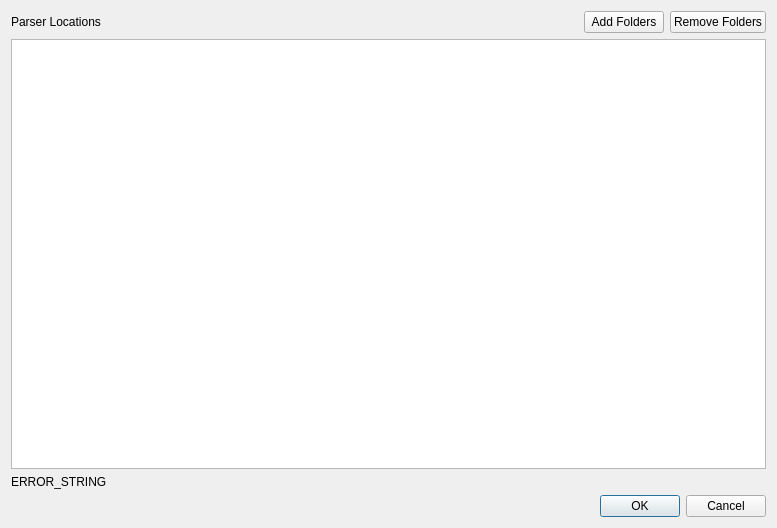
Qt form UI_Files/metaforge_preferences.ui (BlueQuartzSoftware/MetaForge) before a commit.
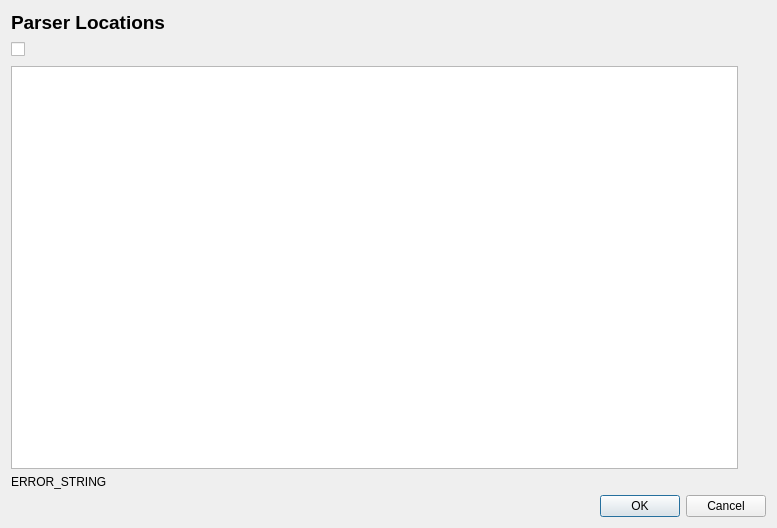
The same form after that commit. Icons and pictures are not drawn.

Commit message:
Default parser location is now unremovable and can be turned on/off.
The default parser location path is built up on app launch.

Added defensive code and better error messaging to parser model to handle the "no parsers loaded" edge-case.

updates #52. closes #52.

```diff
--- a/UI_Files/metaforge_preferences.ui
+++ b/UI_Files/metaforge_preferences.ui
@@ -29,13 +29,51 @@
      <property name="topMargin">
       <number>0</number>
      </property>
-     <item row="0" column="3">
+     <property name="rightMargin">
+      <number>0</number>
+     </property>
+     <property name="horizontalSpacing">
+      <number>4</number>
+     </property>
+     <property name="verticalSpacing">
+      <number>-1</number>
+     </property>
+     <item row="6" column="2">
+      <spacer name="verticalSpacer">
+       <property name="orientation">
+        <enum>Qt::Vertical</enum>
+       </property>
+       <property name="sizeHint" stdset="0">
+        <size>
+         <width>20</width>
+         <height>40</height>
+        </size>
+       </property>
+      </spacer>
+     </item>
+     <item row="5" column="2">
       <widget class="QPushButton" name="removeBtn">
+       <property name="minimumSize">
+        <size>
+         <width>24</width>
+         <height>24</height>
+        </size>
+       </property>
+       <property name="maximumSize">
+        <size>
+         <width>24</width>
+         <height>24</height>
+        </size>
+       </property>
        <property name="toolTip">
         <string>Use this button to remove non-existant arrays out of the &quot;Selected Data Arrays&quot; column</string>
        </property>
        <property name="text">
-        <string>Remove Folders</string>
+        <string/>
+       </property>
+       <property name="icon">
+        <iconset resource="../resources.qrc">
+         <normaloff>:/resources/Images/close-pushed@2x.png</normaloff>:/resources/Images/close-pushed@2x.png</iconset>
        </property>
        <property name="iconSize">
         <size>
@@ -44,24 +82,33 @@
         </size>
        </property>
        <property name="flat">
-        <bool>false</bool>
+        <bool>true</bool>
        </property>
       </widget>
      </item>
-     <item row="0" column="0">
-      <widget class="QLabel" name="parser_locations_label">
-       <property name="text">
-        <string>Parser Locations</string>
-       </property>
-      </widget>
-     </item>
-     <item row="0" column="2">
+     <item row="3" column="2" rowspan="2">
       <widget class="QPushButton" name="addBtn">
+       <property name="minimumSize">
+        <size>
+         <width>24</width>
+         <height>24</height>
+        </size>
+       </property>
+       <property name="maximumSize">
+        <size>
+         <width>24</width>
+         <height>24</height>
+        </size>
+       </property>
        <property name="toolTip">
         <string>Use this button to move an array up in the &quot;Selected Data Arrays&quot; column</string>
        </property>
        <property name="text">
-        <string>Add Folders</string>
+        <string/>
+       </property>
+       <property name="icon">
+        <iconset resource="../resources.qrc">
+         <normaloff>:/resources/Images/plus.png</normaloff>:/resources/Images/plus.png</iconset>
        </property>
        <property name="iconSize">
         <size>
@@ -70,25 +117,56 @@
         </size>
        </property>
        <property name="flat">
-        <bool>false</bool>
+        <bool>true</bool>
        </property>
       </widget>
      </item>
-     <item row="1" column="0" colspan="4">
+     <item row="0" column="0" colspan="3">
+      <widget class="QLabel" name="parser_locations_label">
+       <property name="font">
+        <font>
+         <pointsize>14</pointsize>
+         <weight>75</weight>
+         <bold>true</bold>
+        </font>
+       </property>
+       <property name="text">
+        <string>Parser Locations</string>
+       </property>
+      </widget>
+     </item>
+     <item row="3" column="0" rowspan="4" colspan="2">
       <widget class="QListWidget" name="parser_locations_list"/>
      </item>
-     <item row="0" column="1">
-      <spacer name="horizontalSpacer">
-       <property name="orientation">
-        <enum>Qt::Horizontal</enum>
+     <item row="2" column="0" colspan="2">
+      <layout class="QHBoxLayout" name="horizontalLayout">
+       <property name="topMargin">
+        <number>0</number>
        </property>
-       <property name="sizeHint" stdset="0">
-        <size>
-         <width>40</width>
-         <height>20</height>
-        </size>
+       <property name="rightMargin">
+        <number>0</number>
        </property>
-      </spacer>
+       <item>
+        <widget class="QCheckBox" name="include_default_parser_location">
+         <property name="text">
+          <string/>
+         </property>
+        </widget>
+       </item>
+       <item>
+        <spacer name="horizontalSpacer">
+         <property name="orientation">
+          <enum>Qt::Horizontal</enum>
+         </property>
+         <property name="sizeHint" stdset="0">
+          <size>
+           <width>40</width>
+           <height>20</height>
+          </size>
+         </property>
+        </spacer>
+       </item>
+      </layout>
      </item>
     </layout>
    </item>
```
Left out of the diff: 20 changed lines with no effect on the pictures. The commit also changes 7 other files.
